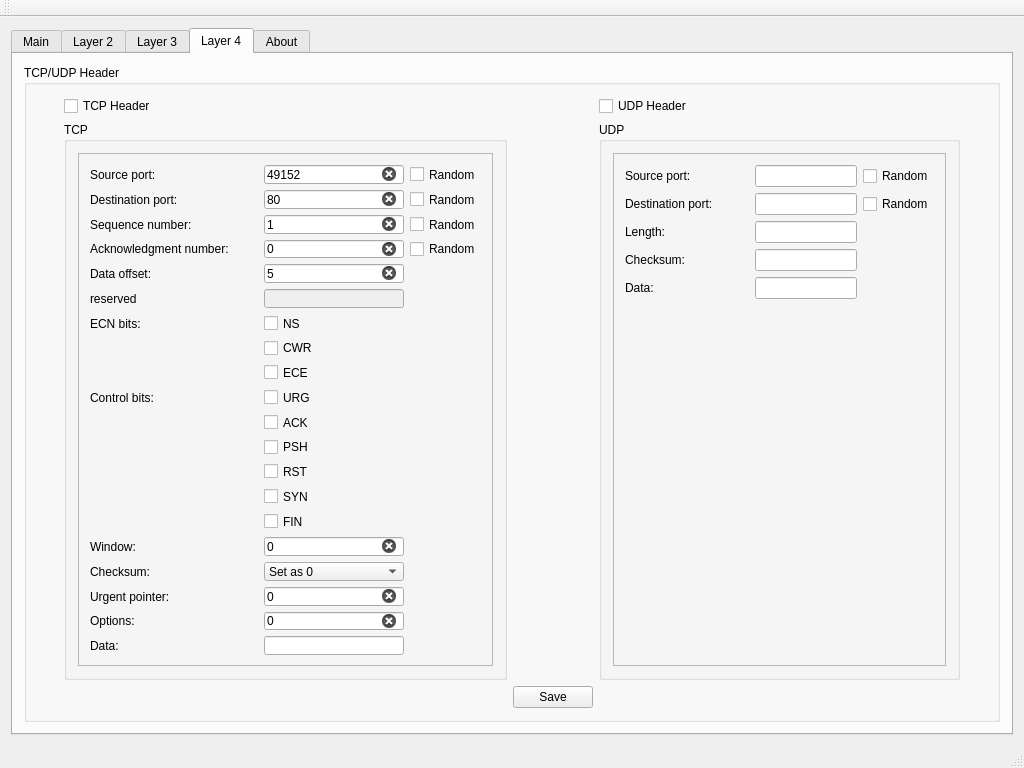
Qt form qt/packet-generator/mainwindow.ui (emiliancyc/packet-generator) before a commit.
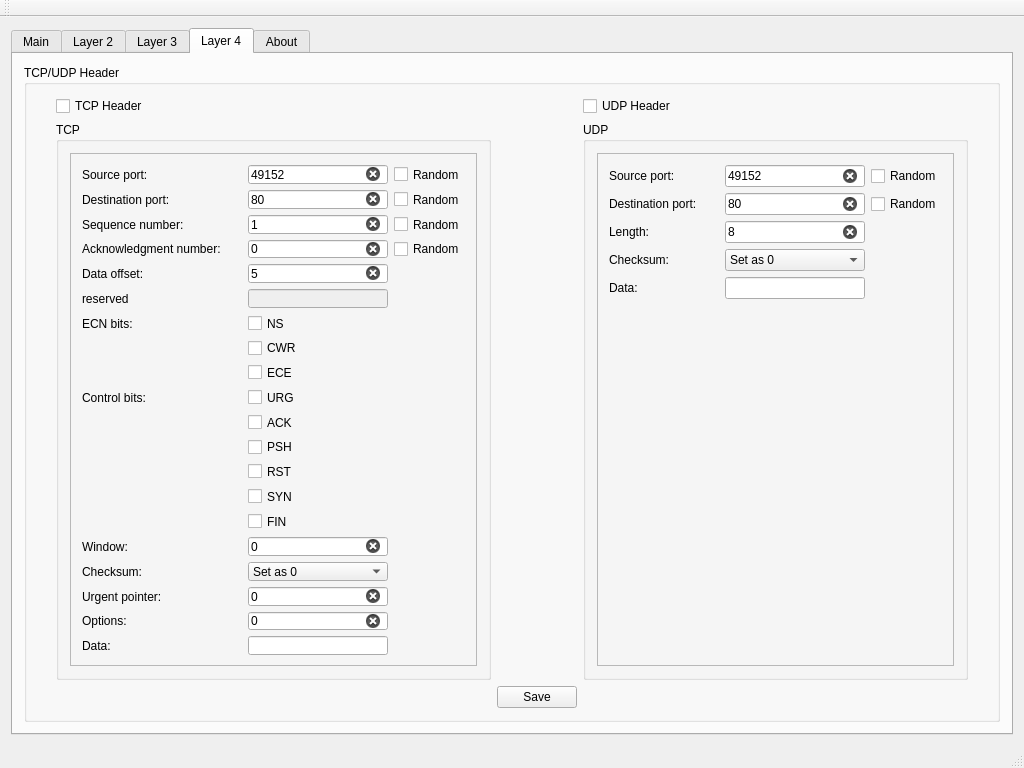
The same form after that commit.

Commit message: Added UDP support, formatting changed, validators moved to function for code readability

Patch:
```diff
--- a/qt/packet-generator/mainwindow.ui
+++ b/qt/packet-generator/mainwindow.ui
@@ -1968,6 +1968,20 @@
                  <enum>QFrame::Raised</enum>
                 </property>
                 <layout class="QGridLayout" name="gridLayout_8">
+                 <item row="3" column="4">
+                  <widget class="QComboBox" name="comboBox_udp_checksum">
+                   <item>
+                    <property name="text">
+                     <string>Set as 0</string>
+                    </property>
+                   </item>
+                   <item>
+                    <property name="text">
+                     <string>Calculate checksum</string>
+                    </property>
+                   </item>
+                  </widget>
+                 </item>
                  <item row="1" column="2">
                   <widget class="QLabel" name="label_udp_dest_port">
                    <property name="text">
@@ -1987,18 +2001,14 @@
                    <property name="inputMethodHints">
                     <set>Qt::ImhDigitsOnly</set>
                    </property>
-                   <property name="clearButtonEnabled">
-                    <bool>true</bool>
+                   <property name="text">
+                    <string>80</string>
                    </property>
-                  </widget>
-                 </item>
-                 <item row="3" column="4">
-                  <widget class="QLineEdit" name="lineEdit_udp_checksum">
-                   <property name="readOnly">
-                    <bool>true</bool>
+                   <property name="maxLength">
+                    <number>5</number>
                    </property>
                    <property name="clearButtonEnabled">
-                    <bool>false</bool>
+                    <bool>true</bool>
                    </property>
                   </widget>
                  </item>
@@ -2007,6 +2017,12 @@
                    <property name="inputMethodHints">
                     <set>Qt::ImhDigitsOnly</set>
                    </property>
+                   <property name="text">
+                    <string>8</string>
+                   </property>
+                   <property name="maxLength">
+                    <number>5</number>
+                   </property>
                    <property name="clearButtonEnabled">
                     <bool>true</bool>
                    </property>
@@ -2058,6 +2074,12 @@
                    <property name="inputMethodHints">
                     <set>Qt::ImhDigitsOnly</set>
                    </property>
+                   <property name="text">
+                    <string>49152</string>
+                   </property>
+                   <property name="maxLength">
+                    <number>5</number>
+                   </property>
                    <property name="clearButtonEnabled">
                     <bool>true</bool>
                    </property>
```
Left out of the diff: 54 changed lines with no effect on the pictures. The commit also changes 2 other files.
